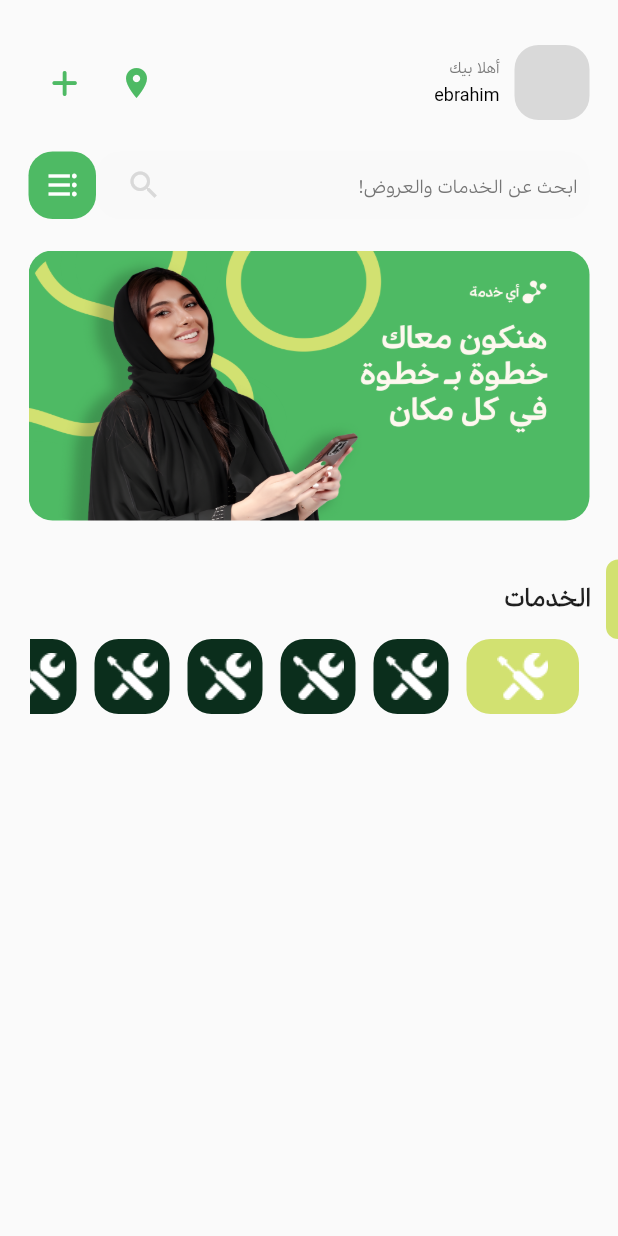
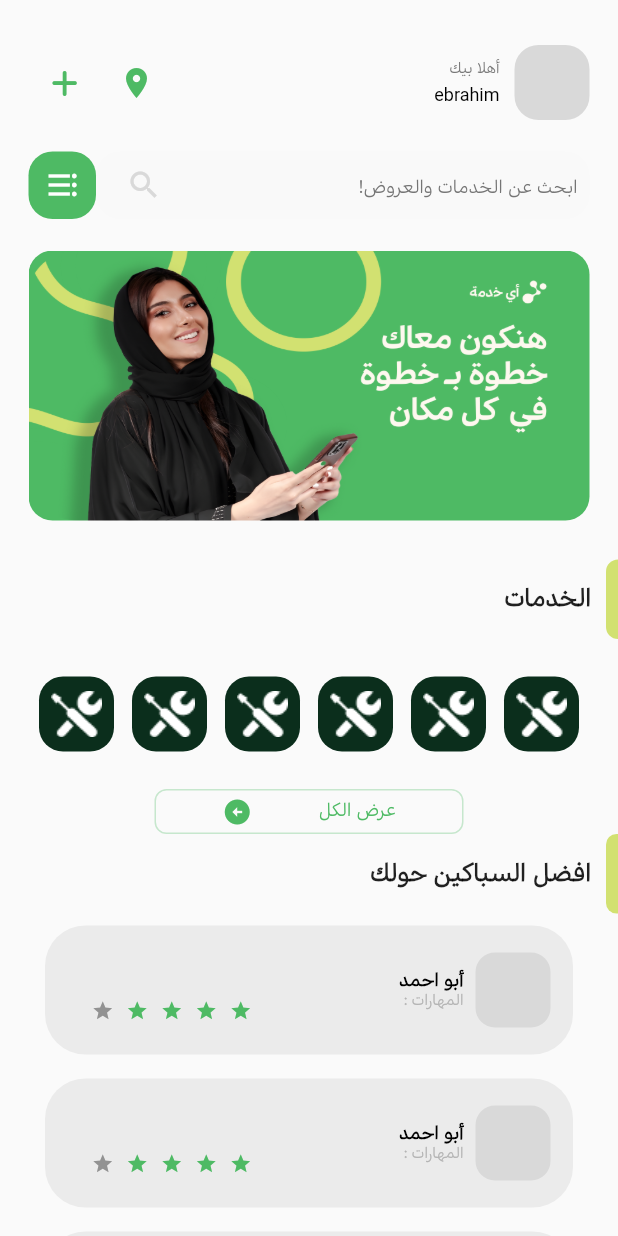
Before and after one commit to git-push-masters/ay-khedma-mobile, a Flutter app: the HomeView screen opened directly, on a phone screen of 412 x 824 dp. Run offline on Flutter 3.47's test engine with Material 2 defaults, Android fonts, the phone set to English and light mode, and no system bars; drawn by our look-alikes of flutter_rating_bar; our stand-ins replace bloc, dartz, dio, equatable, flutter_bloc, font_awesome_flutter and 6 more; accounts and stored records are empty.

Commit message:
worked on home view

```diff
--- a/lib/features/home/presentation/views/widgets/components/all_services_components/sections/all_services_bottom.dart
+++ b/lib/features/home/presentation/views/widgets/components/all_services_components/sections/all_services_bottom.dart
@@ -3,16 +3,17 @@ import 'package:flutter/material.dart';
 import '../../../../../../../../core/helper/header_user_information.dart';
 
 class AllServiceBottom extends StatelessWidget {
-  const AllServiceBottom({super.key});
-
+  const AllServiceBottom({super.key, required this.titleinfo});
+ final String titleinfo;
   @override
   Widget build(BuildContext context) {
     return Column(
-      children: const [
+      children:  [
          HeaderUserInformation(
-          titleinfo: 'أفضل السباكين حواليك',
+          titleinfo: titleinfo
         ),
-        UserInfoAndRating(),
+        const UserInfoAndRating(),
+
       ],
     );
   }
--- a/lib/features/home/presentation/views/widgets/components/all_services_view_body.dart
+++ b/lib/features/home/presentation/views/widgets/components/all_services_view_body.dart
@@ -15,7 +15,7 @@ class AllServicesViewBody extends StatelessWidget {
           child: Column(children: const [
             AllServicesHeader(),
             AllServicesCenter(),
-            AllServiceBottom()
+            AllServiceBottom(titleinfo: "افضل السباكين حولك",)
           ],),
         ),
       ),
--- a/lib/features/home/presentation/views/widgets/components/home_components/service_list_view.dart
+++ b/lib/features/home/presentation/views/widgets/components/home_components/service_list_view.dart
@@ -11,7 +11,7 @@ class ServiceListView extends StatefulWidget {
   State<ServiceListView> createState() => _ServiceListViewState();
 }
 
-int current = 0;
+int current = -1;
 
 class _ServiceListViewState extends State<ServiceListView> {
   @override
@@ -19,24 +19,27 @@ class _ServiceListViewState extends State<ServiceListView> {
     return Padding(
       padding: const EdgeInsets.symmetric(horizontal: 20),
       child: SizedBox(
-            height: 50,
+        height: 100,
         width: Get.width,
-            child: ListView.builder(
+        child: CustomScrollView(
+          scrollDirection: Axis.horizontal,
           physics: const BouncingScrollPhysics(),
-                scrollDirection: Axis.horizontal,
-                itemCount: 10,
-                itemBuilder: ((context, index) {
-                  return InkWell(
+          slivers: [
+            SliverToBoxAdapter(child:Row(
+              children: List.generate(10, (index) {
+            return GestureDetector(
               onTap: () {
                 setState(() {
                   current = index;
                 });
               },
+              child: Transform.translate(
+                offset: Offset(0.0, current == index ? -20.0 : 0.0),
                 child: AnimatedContainer(
-                      duration: const Duration(milliseconds: 250),
+                  duration: const Duration(milliseconds: 300),
                   margin: const EdgeInsets.symmetric(horizontal: 6),
-                      height: current == index ? 75 : 50,
-                      width: current == index ? 75 : 50,
+                  height:  50,
+                  width:  50,
                   decoration: BoxDecoration(
                       borderRadius: BorderRadius.circular(16),
                       color: current == index
@@ -46,9 +49,31 @@ class _ServiceListViewState extends State<ServiceListView> {
                     AssetsData.serviceIte,
                   ),
                 ),
+              ),
             );
-                })),
+          })), )
+          ],
+
+        ),
       ),
     );
   }
 }
+
+//  ListView.builder(
+//                 physics: const BouncingScrollPhysics(),
+//                 scrollDirection: Axis.horizontal,
+//                 itemCount: 10,
+//                 itemBuilder: ((context, index) {
+//                   return InkWell(
+//                     onTap: () {
+//                       setState(() {
+//                         current = index;
+//                       });
+//                     },
+//                     child: AnimatedContainer(
+//                       duration: const Duration(milliseconds: 250),
+
+//                     ),
+//                   );
+//                 })),
--- a/lib/features/home/presentation/views/widgets/components/home_view_body.dart
+++ b/lib/features/home/presentation/views/widgets/components/home_view_body.dart
@@ -1,6 +1,8 @@
 import 'package:flutter/material.dart';
+import '../../../../../../core/helper/header_user_information.dart';
 import '../sections/home_view_header_section.dart';
 import '../sections/home_view_service_section.dart';
+import 'all_services_components/sections/all_services_bottom.dart';
 
 class HomeViewBody extends StatelessWidget {
   const HomeViewBody({super.key});
@@ -8,6 +10,10 @@ class HomeViewBody extends StatelessWidget {
   @override
   Widget build(BuildContext context) {
     return SafeArea(
+      child: CustomScrollView(
+        slivers: [
+          SliverFillRemaining(
+            hasScrollBody: false,
             child: Column(
           crossAxisAlignment: CrossAxisAlignment.start,
           children: const [
@@ -19,7 +25,24 @@ class HomeViewBody extends StatelessWidget {
               height: 26,
             ),
             HomeViewSrvicesSection(),
+
+            AllServiceBottom(titleinfo: "افضل السباكين حولك",),
+            SizedBox(
+              height: 26,
+            ),
+             Center(child: ViewAllServices()),
+              SizedBox(
+              height: 26,
+            ),
+             AllServiceBottom(titleinfo: "طالبي خدمات السباكه",),
+             Center(child: ViewAllServices()),
+              SizedBox(
+              height: 26,
+            ),
           ],
+        ),)
+        ],
+
       ),
     );
   }
--- a/lib/features/home/presentation/views/widgets/sections/home_view_service_section.dart
+++ b/lib/features/home/presentation/views/widgets/sections/home_view_service_section.dart
@@ -1,7 +1,11 @@
+import 'package:ay_khedma/features/home/presentation/views/all_services_view.dart';
 import 'package:flutter/material.dart';
+import 'package:get/get.dart';
 
+import '../../../../../../core/helper/header_user_information.dart';
 import '../../../../../../core/utils/colors.dart';
 import '../../../../../../core/utils/styles.dart';
+import '../components/all_services_components/sections/all_services_bottom.dart';
 import '../components/home_components/service_list_view.dart';
 
 class HomeViewSrvicesSection extends StatelessWidget {
@@ -32,7 +36,38 @@ class HomeViewSrvicesSection extends StatelessWidget {
           ],
         ),
         const ServiceListView(),
+        const ViewAllServices(),
+
       ],
     );
   }
 }
+
+class ViewAllServices extends StatelessWidget {
+  const ViewAllServices({super.key});
+
+  @override
+  Widget build(BuildContext context) {
+    return InkWell(
+      onTap: ()
+      {
+        Get.to(()=> const AllServicesView());
+      },
+      child: Container(
+        height: 30,
+        width: Get.width * .5,
+        decoration: BoxDecoration(
+          border: Border.all(color: AppColors.kPrimaryColor.withOpacity(.3)),
+          borderRadius: BorderRadius.circular(8)
+        ),
+        child: Row(
+          mainAxisAlignment: MainAxisAlignment.spaceEvenly,
+          children: [
+            Text("عرض الكل", style: Styles.textStyle12.copyWith(color: AppColors.kPrimaryColor),),
+            const Icon(Icons.arrow_circle_left, size: 20, color: AppColors.kPrimaryColor,)
+          ],
+        ),
+      ),
+    );
+  }
+}
--- a/lib/main.dart
+++ b/lib/main.dart
@@ -49,7 +49,7 @@ class AyKhedmaApp extends StatelessWidget {
           Locale('ar'),
         ],
         //routerConfig: AppRouter.router,
-        home: const SignUpView(),
+        home: const HomeView(),
         debugShowCheckedModeBanner: false,
         theme: ThemeData(
           fontFamily: 'Kohinoor Arabic',
```
Lines whose indentation alone changed are shown as unchanged.
